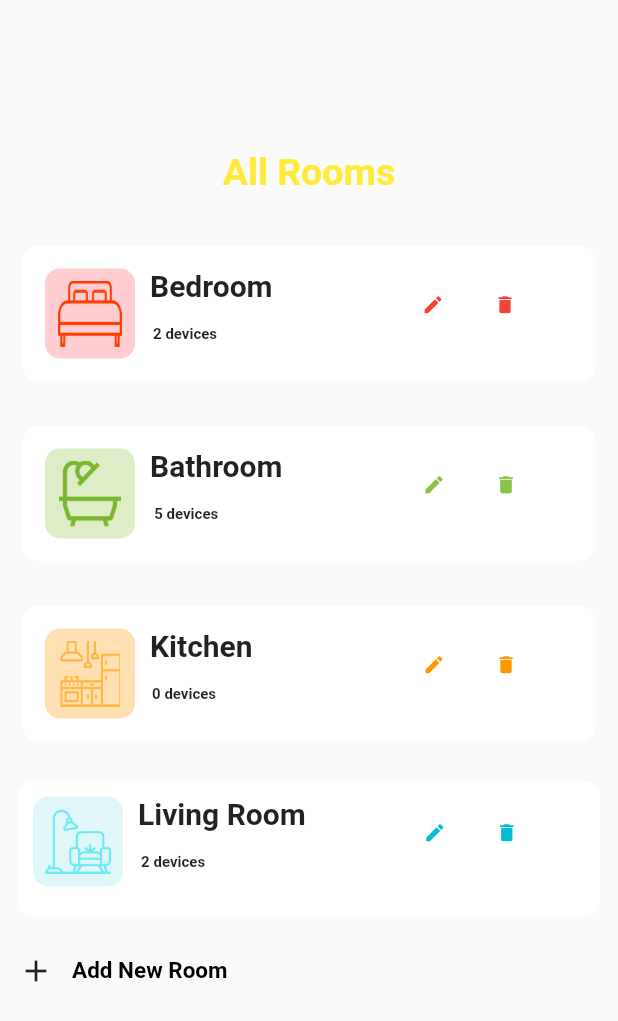
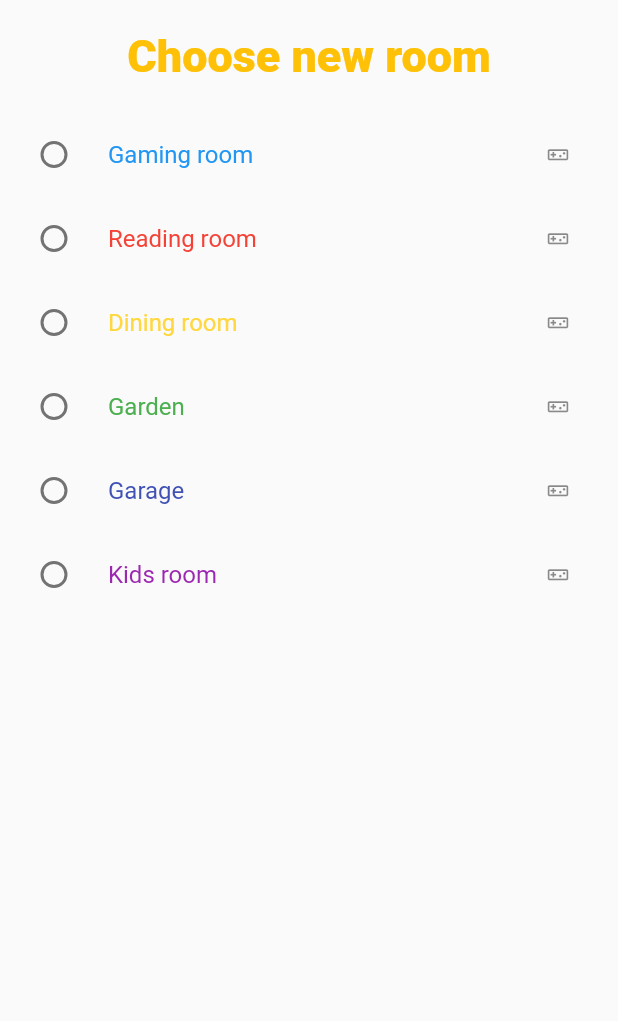
Before and after one commit to ManarAhmeD15/SmartHome_app, a Flutter app: the screen it shows after launch, after a tap on the "add" icon, on a phone screen of 412 x 824 dp. Shown: the top 1021 px of the screen. Run offline on Flutter 3.47's test engine with Material 2 defaults, Android fonts, the light colour scheme and no system bars; our stand-ins replace lottie.

Commit message:
Add new room

```diff
--- /dev/null
+++ b/lib/modules/all rooms/add_new_room.dart
@@ -0,0 +1,179 @@
+import 'package:flutter/cupertino.dart';
+import 'package:flutter/material.dart';
+
+class AddNewRoom extends StatefulWidget {
+
+  @override
+  State<AddNewRoom> createState() => _AddNewRoomState();
+}
+
+class _AddNewRoomState extends State<AddNewRoom> {
+  late int selectValue;
+
+
+  @override
+  void initState() {
+    // TODO: implement initState
+    super.initState();
+    selectValue=0;
+  }
+
+  setSelectedValue(int val)
+  {
+    setState(() {
+      selectValue=val;
+    });
+
+  }
+
+
+  @override
+  Widget build(BuildContext context)
+  {
+   return Scaffold(
+     body:
+      SafeArea(
+        child: Column(
+
+          crossAxisAlignment: CrossAxisAlignment.center,
+          children:
+          [
+            // SizedBox(
+            //   height: 10.0,
+            // ),
+            Padding(
+              padding: const EdgeInsets.symmetric(vertical: 20.0),
+              child: Text(
+                'Choose new room',
+                style: TextStyle(
+                  color: Colors.amber,
+                  fontSize: 30.0,
+                  fontWeight: FontWeight.w900,
+                ),
+              ),
+            ),
+
+            // SizedBox(
+            //   height: 25.0,
+            // ),
+
+
+
+            RadioListTile<int>(
+              value: 1 ,
+
+              groupValue: selectValue,
+              title: Text('Gaming room'),
+                activeColor:Colors.blue,
+
+                secondary:IconButton(onPressed: (){},
+                icon: Icon(
+                  Icons.videogame_asset_outlined,
+                  size: 15.0,
+                  color: Colors.black45,
+                ),
+              ),
+                  selected: true,
+                onChanged: (val) {
+                  setSelectedValue(val!);
+                }
+
+            ),
+
+            RadioListTile<int>(
+                value: 2,
+                groupValue: selectValue,
+                title: Text('Reading room'),
+                activeColor:Colors.red,
+                //tileColor: Colors.blue,
+                secondary:IconButton(onPressed: (){},
+                  icon: Icon(
+                    Icons.videogame_asset_outlined,
+                    size: 15.0,
+                    color: Colors.black45,
+                  ),),
+                selected: true,
+
+                onChanged: (val) {
+                  setSelectedValue(val!);
+                } ),
+            RadioListTile<int>(
+                value: 3 ,
+                groupValue: selectValue,
+                title: Text('Dining room'),
+                activeColor:Colors.amberAccent,
+                selected: true,
+                secondary:IconButton(onPressed: (){},
+                  icon: Icon(
+                    Icons.videogame_asset_outlined,
+                    size: 15.0,
+                    color: Colors.black45,
+                  ),),
+
+                onChanged: (val) {
+                  setSelectedValue(val!);
+                }
+            ),
+            RadioListTile<int>(
+                value: 4 ,
+                groupValue: selectValue,
+                title: Text('Garden'),
+                activeColor:Colors.green,
+                selected: true,
+                secondary:IconButton(onPressed: (){},
+                  icon: Icon(
+                    Icons.videogame_asset_outlined,
+                    size: 15.0,
+                    color: Colors.black45,
+                  ),),
+
+                onChanged: (val) {
+                  setSelectedValue(val!);
+                }
+            ),
+            RadioListTile<int>(
+                value: 5 ,
+                groupValue: selectValue,
+                title: Text('Garage'),
+                activeColor:Colors.indigo,
+                selected: true,
+                secondary:IconButton(onPressed: (){},
+                  icon: Icon(
+                    Icons.videogame_asset_outlined,
+                    size: 15.0,
+                    color: Colors.black45,
+                  ),),
+
+                onChanged: (val) {
+                  setSelectedValue(val!);
+                }
+            ),
+            RadioListTile<int>(
+                value: 6 ,
+                groupValue: selectValue,
+                title: Text('Kids room'),
+                activeColor:Colors.purple,
+                selected: true,
+                secondary:IconButton(onPressed: (){},
+                  icon: Icon(
+                    Icons.videogame_asset_outlined,
+                    size: 15.0,
+                    color: Colors.black45,
+                  ),),
+
+                onChanged: (val) {
+                  setSelectedValue(val!);
+                }
+            ),
+
+    ],
+        ),
+      ),
+
+
+
+
+
+   );
+  }
+}
--- a/lib/modules/all rooms/all_rooms_screen.dart
+++ b/lib/modules/all rooms/all_rooms_screen.dart
@@ -1,3 +1,4 @@
+import 'package:beginning_app/modules/all%20rooms/add_new_room.dart';
 import 'package:flutter/cupertino.dart';
 import 'package:flutter/material.dart';
 
@@ -371,7 +372,10 @@ class AllRooms extends StatelessWidget {
             Row(
               crossAxisAlignment: CrossAxisAlignment.start,
               children: [
-                IconButton(onPressed: (){},
+                IconButton(onPressed: ()
+                {
+                  Navigator.pushReplacement(context,  MaterialPageRoute(builder: (context) =>  AddNewRoom()),);
+                },
                     icon: Icon(
                       Icons.add,
                     ),),
@@ -396,4 +400,16 @@ class AllRooms extends StatelessWidget {
 
     );
   }
+
+  // _singleChoiceDialog(BuildContext context) => showDialog(
+  //     context: context,
+  //     builder: (context)
+  //     {
+  //       final AddNewRoom = Provider.of
+  //     }
+  //
+  //
+  // )
+
+
 }
--- a/lib/modules/navigation/collapsinglisttile.dart
+++ b/lib/modules/navigation/collapsinglisttile.dart
@@ -10,7 +10,7 @@ class CollapsingListTile extends StatefulWidget {
   final IconData icon;
   final AnimationController animationController;
   final bool isSelected;
-  final Function onTap;
+ final Function onTap;
 
 
   CollapsingListTile({Key? key, required this.title,required this.icon,required this.animationController,this.isSelected=false, required this.onTap}) : super(key: key);
--- a/lib/modules/navigation/collapsingnavigationdrawer.dart
+++ b/lib/modules/navigation/collapsingnavigationdrawer.dart
@@ -12,10 +12,13 @@ class CollapsingNavigationDrawer extends StatefulWidget {
 }
 
 class _CollapsingNavigationDrawerState extends State<CollapsingNavigationDrawer> with SingleTickerProviderStateMixin{
+
+
   late AnimationController _animationController;
   late Animation<double> widthAnimation;
   double maxWidth=220.0;
   double minWidth =70.0;
+
   bool isCollapsed=false;
   int currentSelectedIndex=0;
 
```
